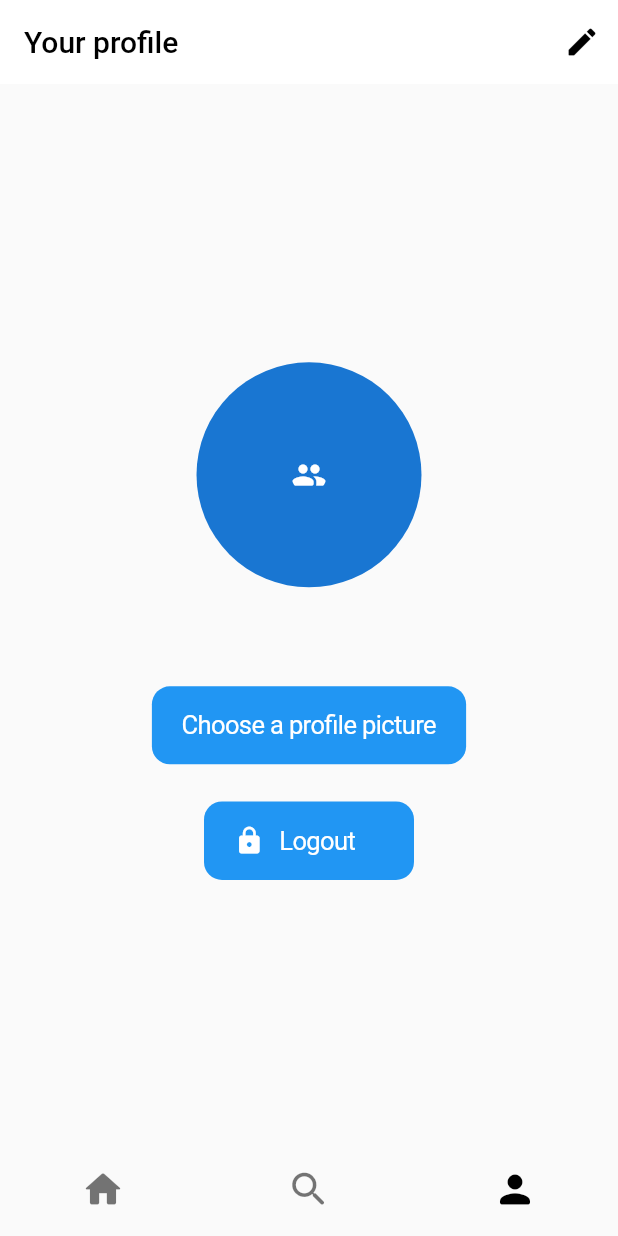
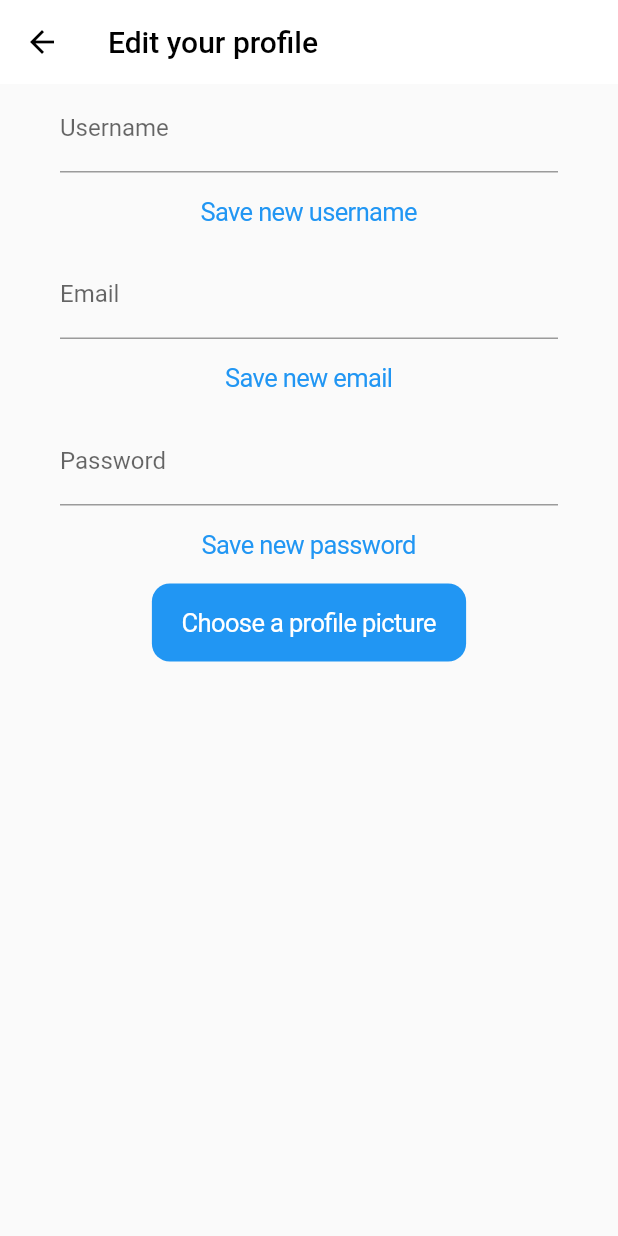
Before and after one commit to OkilSaber/InstClone, a Flutter app: the screen it shows once a user with an empty profile is signed in, item 3 of the bottom bar chosen, after a tap on the "edit" icon, on a phone screen of 412 x 824 dp. Run offline on Flutter 3.47's test engine with Material 2 defaults, Android fonts, the phone set to English and light mode, and no system bars; our stand-ins replace firebase_auth, firebase_core, firebase_storage, image_picker; accounts and stored records are empty.

Commit message:
Add profile picture, profile edition

```diff
--- a/lib/Auth/login.dart
+++ b/lib/Auth/login.dart
@@ -13,6 +13,13 @@ class LoginPage extends StatefulWidget {
 class _LoginPageState extends State<LoginPage> {
   TextEditingController emailController = TextEditingController();
   TextEditingController passwordController = TextEditingController();
+
+  @override
+  void dispose() {
+    emailController.dispose();
+    passwordController.dispose();
+    super.dispose();
+  }
 
   @override
   Widget build(BuildContext context) {
@@ -40,6 +47,7 @@ class _LoginPageState extends State<LoginPage> {
             child: TextField(
               controller: emailController,
               decoration: const InputDecoration(labelText: "Email"),
+              keyboardType: TextInputType.emailAddress,
             ),
           ),
           SizedBox(height: size.height * 0.03),
--- a/lib/Auth/register.dart
+++ b/lib/Auth/register.dart
@@ -15,6 +15,14 @@ class _RegisterPageState extends State<RegisterPage> {
   TextEditingController emailController = TextEditingController();
   TextEditingController usernameController = TextEditingController();
   TextEditingController passwordController = TextEditingController();
+
+  @override
+  void dispose() {
+    emailController.dispose();
+    usernameController.dispose();
+    passwordController.dispose();
+    super.dispose();
+  }
 
   @override
   Widget build(BuildContext context) {
@@ -42,6 +50,7 @@ class _RegisterPageState extends State<RegisterPage> {
             child: TextField(
               controller: emailController,
               decoration: const InputDecoration(labelText: "Email"),
+              keyboardType: TextInputType.emailAddress,
             ),
           ),
           Container(
--- a/lib/User/user.dart
+++ b/lib/User/user.dart
@@ -1,26 +1,16 @@
-import 'dart:io';
-
 import 'package:firebase_auth/firebase_auth.dart';
-import 'package:firebase_storage/firebase_storage.dart';
 import 'package:flutter/cupertino.dart';
 import 'package:flutter/material.dart';
-import 'package:image_picker/image_picker.dart';
+import 'package:instaclone/User/user_edit.dart';
 
 class UserPage extends StatefulWidget {
-  final User user = FirebaseAuth.instance.currentUser!;
-
-  UserPage({Key? key}) : super(key: key);
+  const UserPage({Key? key}) : super(key: key);
   @override
   State<UserPage> createState() => _UserPageState();
 }
 
 class _UserPageState extends State<UserPage> {
-  final storageRef = FirebaseStorage.instance.ref();
-  ImagePicker picker = ImagePicker();
-  Widget pfp = FirebaseAuth.instance.currentUser!.photoURL != null
-      ? Image.network(FirebaseAuth.instance.currentUser!.photoURL!)
-      : const Icon(Icons.people_rounded);
-
+  User user = FirebaseAuth.instance.currentUser!;
   @override
   Widget build(BuildContext context) {
     Size size = MediaQuery.of(context).size;
@@ -36,7 +26,16 @@ class _UserPageState extends State<UserPage> {
         backgroundColor: Colors.white,
         actions: [
           IconButton(
-            onPressed: (() {}),
+            onPressed: (() => Navigator.push(
+                  context,
+                  CupertinoPageRoute(
+                    builder: (_) => const UserEdit(),
+                  ),
+                ).then(
+                  (value) => setState(() {
+                    user = FirebaseAuth.instance.currentUser!;
+                  }),
+                )),
             icon: const Icon(
               Icons.edit_rounded,
               color: Colors.black,
@@ -53,43 +52,19 @@ class _UserPageState extends State<UserPage> {
               CircleAvatar(
                 radius: 75,
                 child: ClipOval(
-                  child: pfp,
+                  child: user.photoURL != null
+                      ? Image.network(
+                          user.photoURL!,
+                        )
+                      : const Icon(Icons.people_rounded),
                 ),
               ),
               SizedBox(height: size.height * 0.01),
               Text(
-                widget.user.displayName!,
+                user.displayName!,
                 style: const TextStyle(
                   color: Colors.black,
                   fontSize: 28,
-                ),
-              ),
-              SizedBox(height: size.height * 0.03),
-              Container(
-                alignment: Alignment.center,
-                margin: const EdgeInsets.symmetric(horizontal: 40),
-                child: CupertinoButton.filled(
-                  child: const Text("Choose a profile picture"),
-                  onPressed: () async {
-                    final newPic = await picker.pickImage(
-                      source: ImageSource.gallery,
-                    );
-                    if (newPic != null) {
-                      final pfpRef = storageRef.child(newPic.path);
-                      await pfpRef
-                          .putFile(File(pfpRef.fullPath))
-                          .then((p0) async {
-                        await FirebaseAuth.instance.currentUser!.updatePhotoURL(
-                          await p0.ref.getDownloadURL(),
-                        );
-                        setState(() {
-                          pfp = Image.network(
-                            FirebaseAuth.instance.currentUser!.photoURL!,
-                          );
-                        });
-                      });
-                    }
-                  },
                 ),
               ),
               SizedBox(height: size.height * 0.03),
--- /dev/null
+++ b/lib/User/user_edit.dart
@@ -0,0 +1,255 @@
+import 'dart:io';
+
+import 'package:firebase_auth/firebase_auth.dart';
+import 'package:firebase_storage/firebase_storage.dart';
+import 'package:flutter/cupertino.dart';
+import 'package:flutter/material.dart';
+import 'package:image_picker/image_picker.dart';
+
+class UserEdit extends StatefulWidget {
+  const UserEdit({Key? key}) : super(key: key);
+  @override
+  State<UserEdit> createState() => _UserEditState();
+}
+
+class _UserEditState extends State<UserEdit> {
+  final storageRef = FirebaseStorage.instance.ref();
+  TextEditingController usernameController = TextEditingController(
+    text: FirebaseAuth.instance.currentUser!.displayName!,
+  );
+  TextEditingController emailController = TextEditingController(
+    text: FirebaseAuth.instance.currentUser!.email!,
+  );
+  TextEditingController passwordController = TextEditingController();
+  TextEditingController signInEmailController = TextEditingController();
+  TextEditingController signInPasswordController = TextEditingController();
+  ImagePicker picker = ImagePicker();
+
+  void showLoadingDialog() {
+    showDialog(
+        barrierDismissible: false,
+        context: context,
+        builder: (_) {
+          return Dialog(
+            backgroundColor: Colors.white,
+            child: Padding(
+              padding: const EdgeInsets.symmetric(vertical: 20),
+              child: Column(
+                mainAxisSize: MainAxisSize.min,
+                children: const [
+                  CircularProgressIndicator(),
+                  SizedBox(
+                    height: 15,
+                  ),
+                  Text('Loading...')
+                ],
+              ),
+            ),
+          );
+        });
+  }
+
+  void showErrorDialog(String error) {
+    showDialog<String>(
+      context: context,
+      builder: (BuildContext context) => AlertDialog(
+        title: const Text('Error'),
+        content: Text(error),
+        actions: <Widget>[
+          TextButton(
+            onPressed: () => Navigator.pop(context, 'OK'),
+            child: const Text('OK'),
+          ),
+        ],
+      ),
+    );
+  }
+
+  @override
+  void dispose() {
+    emailController.dispose();
+    usernameController.dispose();
+    passwordController.dispose();
+    signInEmailController.dispose();
+    signInPasswordController.dispose();
+    super.dispose();
+  }
+
+  @override
+  Widget build(BuildContext context) {
+    return Scaffold(
+      appBar: AppBar(
+        iconTheme: const IconThemeData(color: Colors.black),
+        title: const Text(
+          "Edit your profile",
+          style: TextStyle(
+            color: Colors.black,
+          ),
+        ),
+        elevation: 0,
+        backgroundColor: Colors.white,
+      ),
+      body: SingleChildScrollView(
+          child: Column(
+        children: [
+          Container(
+            alignment: Alignment.center,
+            margin: const EdgeInsets.symmetric(horizontal: 40),
+            child: TextField(
+              controller: usernameController,
+              decoration: const InputDecoration(labelText: "Username"),
+            ),
+          ),
+          Container(
+            alignment: Alignment.center,
+            margin: const EdgeInsets.symmetric(horizontal: 40),
+            child: CupertinoButton(
+              child: const Text("Save new username"),
+              onPressed: () async {
+                showLoadingDialog();
+                await FirebaseAuth.instance.currentUser!.updateDisplayName(
+                  usernameController.text.trim(),
+                );
+                Navigator.pop(context);
+              },
+            ),
+          ),
+          Container(
+            alignment: Alignment.center,
+            margin: const EdgeInsets.symmetric(horizontal: 40),
+            child: TextField(
+              controller: emailController,
+              decoration: const InputDecoration(labelText: "Email"),
+              keyboardType: TextInputType.emailAddress,
+            ),
+          ),
+          Container(
+            alignment: Alignment.center,
+            margin: const EdgeInsets.symmetric(horizontal: 40),
+            child: CupertinoButton(
+              child: const Text("Save new email"),
+              onPressed: () async {
+                showLoadingDialog();
+                await FirebaseAuth.instance.currentUser!.updateEmail(
+                  emailController.text.trim(),
+                );
+                Navigator.pop(context);
+              },
+            ),
+          ),
+          Container(
+            alignment: Alignment.center,
+            margin: const EdgeInsets.symmetric(horizontal: 40),
+            child: TextField(
+              controller: passwordController,
+              decoration: const InputDecoration(labelText: "Password"),
+              obscureText: true,
+            ),
+          ),
+          Container(
+            alignment: Alignment.center,
+            margin: const EdgeInsets.symmetric(horizontal: 40),
+            child: CupertinoButton(
+              child: const Text("Save new password"),
+              onPressed: () async {
+                showDialog(
+                  context: context,
+                  builder: (_) => AlertDialog(
+                    title: const Text("Enter your login informations please"),
+                    content: Column(
+                      children: [
+                        Container(
+                          alignment: Alignment.center,
+                          margin: const EdgeInsets.symmetric(horizontal: 40),
+                          child: TextField(
+                            controller: signInEmailController,
+                            decoration:
+                                const InputDecoration(labelText: "Email"),
+                            keyboardType: TextInputType.emailAddress,
+                          ),
+                        ),
+                        Container(
+                          alignment: Alignment.center,
+                          margin: const EdgeInsets.symmetric(horizontal: 40),
+                          child: TextField(
+                            controller: signInPasswordController,
+                            decoration:
+                                const InputDecoration(labelText: "Password"),
+                          ),
+                        ),
+                      ],
+                    ),
+                    actions: [
+                      TextButton(
+                        onPressed: () async {
+                          try {
+                            Navigator.pop(context);
+                            showLoadingDialog();
+                            await FirebaseAuth.instance
+                                .signInWithEmailAndPassword(
+                              email: signInEmailController.text.trim(),
+                              password: signInPasswordController.text.trim(),
+                            );
+                            await FirebaseAuth.instance.currentUser!
+                                .updatePassword(
+                              passwordController.text.trim(),
+                            );
+                            signInEmailController.clear();
+                            emailController.clear();
+                            Navigator.pop(context);
+                          } on FirebaseAuthException catch (e) {
+                            Navigator.pop(context);
+                            showErrorDialog(e.message!);
+                          } catch (e) {
+                            Navigator.pop(context);
+                            showErrorDialog(e.toString());
+                          }
+                        },
+                        child: const Text("Validate"),
+                      ),
+                      TextButton(
+                        onPressed: () {
+                          Navigator.pop(context);
+                        },
+                        child: const Text("Cancel"),
+                      ),
+                    ],
+                  ),
+                );
+              },
+            ),
+          ),
+          Container(
+            alignment: Alignment.center,
+            margin: const EdgeInsets.symmetric(horizontal: 40),
+            child: CupertinoButton.filled(
+              child: const Text("Choose a profile picture"),
+              onPressed: () async {
+                final newPic = await picker.pickImage(
+                  source: ImageSource.gallery,
+                );
+                if (newPic != null) {
+                  final pfpRef = storageRef.child(newPic.path);
+                  showLoadingDialog();
+                  if (FirebaseAuth.instance.currentUser!.photoURL != null) {
+                    await FirebaseStorage.instance
+                        .refFromURL(
+                          FirebaseAuth.instance.currentUser!.photoURL!,
+                        )
+                        .delete();
+                  }
+                  await pfpRef.putFile(File(pfpRef.fullPath)).then((p0) async {
+                    await FirebaseAuth.instance.currentUser!.updatePhotoURL(
+                      await p0.ref.getDownloadURL(),
+                    );
+                  });
+                  Navigator.pop(context);
+                }
+              },
+            ),
+          ),
+        ],
+      )),
+    );
+  }
+}
--- a/lib/main_screen.dart
+++ b/lib/main_screen.dart
@@ -16,7 +16,7 @@ class _MainScreenState extends State<MainScreen> {
   final List<Widget> _widgetOptions = <Widget>[
     const Feed(),
     const ExplorerPage(),
-    UserPage(),
+    const UserPage(),
   ];
 
   void _onItemTapped(int index) {
```
